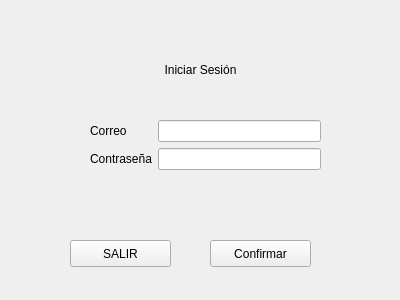
First picture: the form in login.ui, repository R0otDrigo/SIT-Core, before the edit.
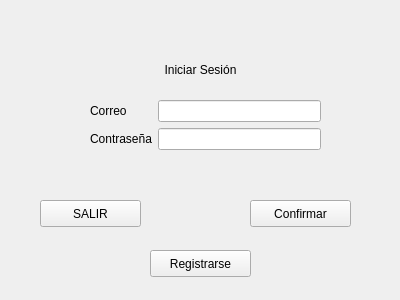
Second picture: the form after the edit.

```diff
--- a/login.ui
+++ b/login.ui
@@ -17,7 +17,7 @@
    <property name="geometry">
     <rect>
      <x>90</x>
-     <y>120</y>
+     <y>100</y>
      <width>231</width>
      <height>71</height>
     </rect>
@@ -70,8 +70,8 @@
   <widget class="QPushButton" name="loginButton">
    <property name="geometry">
     <rect>
-     <x>210</x>
-     <y>240</y>
+     <x>250</x>
+     <y>200</y>
      <width>101</width>
      <height>27</height>
     </rect>
@@ -83,8 +83,8 @@
   <widget class="QPushButton" name="pushButton_2">
    <property name="geometry">
     <rect>
-     <x>70</x>
-     <y>240</y>
+     <x>40</x>
+     <y>200</y>
      <width>101</width>
      <height>27</height>
     </rect>
@@ -106,6 +106,19 @@
     <string/>
    </property>
   </widget>
+  <widget class="QPushButton" name="signUpButton">
+   <property name="geometry">
+    <rect>
+     <x>150</x>
+     <y>250</y>
+     <width>101</width>
+     <height>27</height>
+    </rect>
+   </property>
+   <property name="text">
+    <string>Registrarse</string>
+   </property>
+  </widget>
  </widget>
  <resources/>
  <connections/>
```
